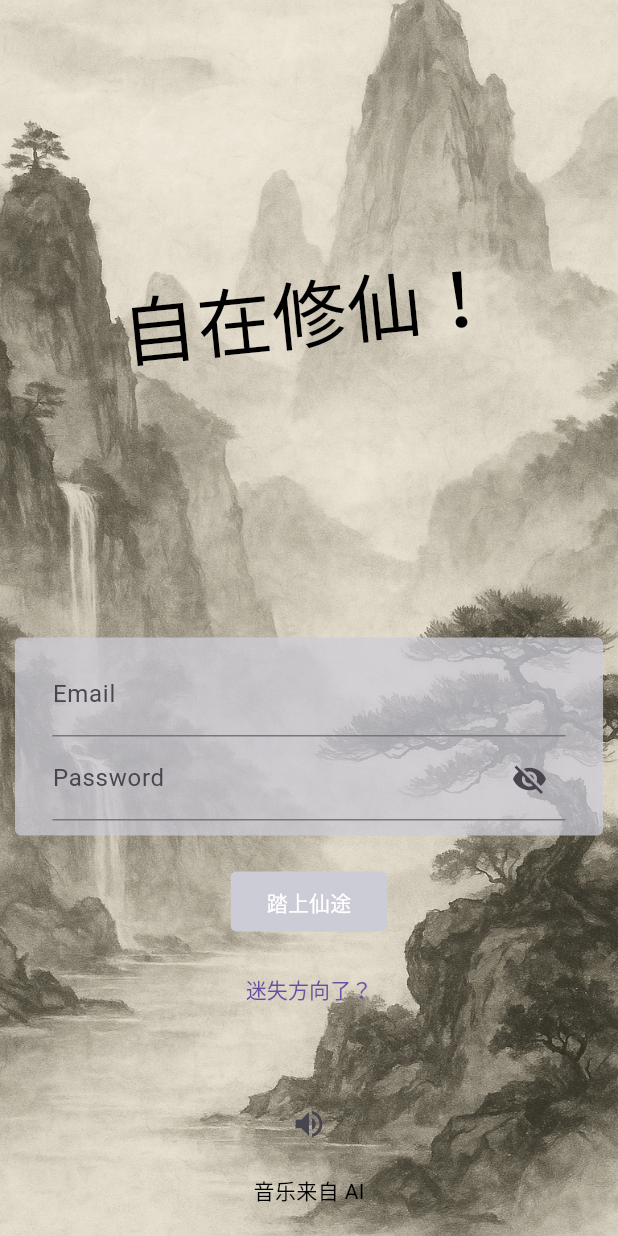
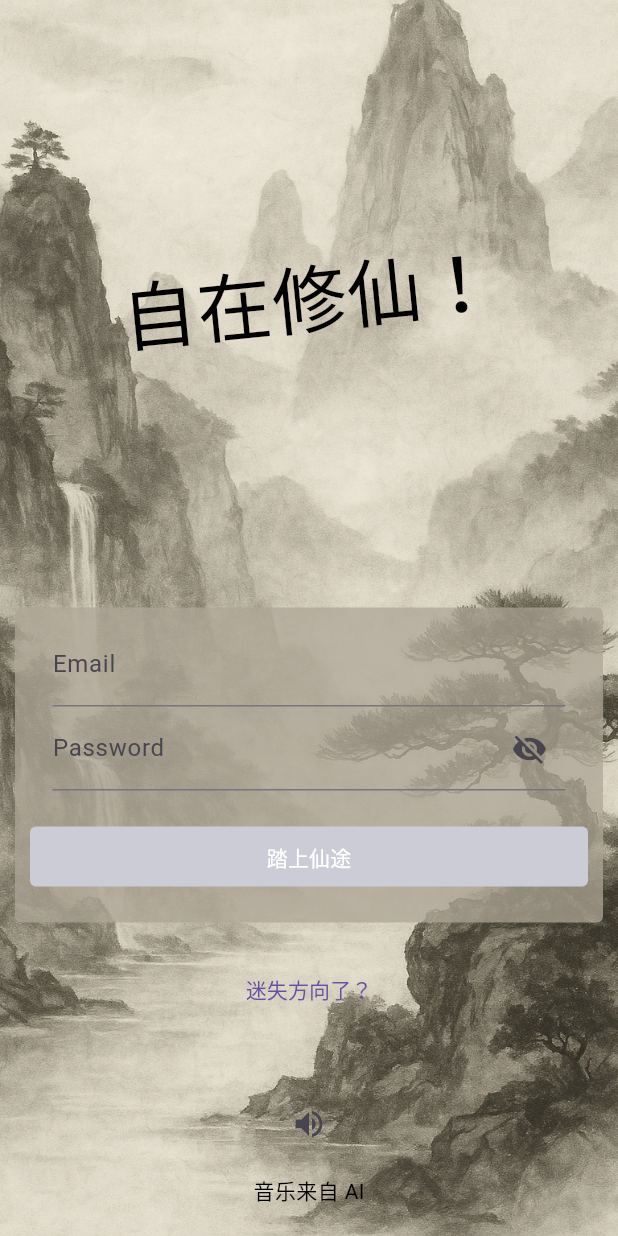
Before and after one commit to bi3me/Boundless-Immortality, a Flutter app: the screen it shows after launch, on a phone screen of 412 x 824 dp. Run offline on Flutter 3.47's test engine with Material 3 defaults, Android fonts, the light colour scheme and no system bars; our stand-ins replace audioplayers, go_router, google_mobile_ads, in_app_purchase, shared_preferences; Roboto replaces fonts that are missing (Permanent Marker).

Commit message:
update color & login style

```diff
--- a/lib/main.dart
+++ b/lib/main.dart
@@ -317,7 +317,7 @@ class MyApp extends StatelessWidget {
                 ),
                 elevatedButtonTheme: ElevatedButtonThemeData(
                   style: ElevatedButton.styleFrom(
-                    backgroundColor: Color(0xBFCCCCD6),
+                    backgroundColor: Color(0xBFADA595),
                     foregroundColor: Colors.white,
                     padding: EdgeInsets.zero,
                     shape: RoundedRectangleBorder(
@@ -326,20 +326,20 @@ class MyApp extends StatelessWidget {
                   ),
                 ),
                 dialogTheme: DialogTheme(
-                  backgroundColor: Color(0xBFCCCCD6),
+                  backgroundColor: Color(0xBFADA595),
                   shape: RoundedRectangleBorder(
                     borderRadius: BorderRadius.all(Radius.circular(4.0)),
                   ),
                 ),
                 cardTheme: CardTheme(
-                  color: Color(0xBFCCCCD6),
+                  color: Color(0xBFADA595),
                   shape: RoundedRectangleBorder(
                     borderRadius: BorderRadius.circular(4.0),
                   ),
                 ),
                 segmentedButtonTheme: SegmentedButtonThemeData(
                   style: ButtonStyle(
-                    backgroundColor: WidgetStateProperty.all(Color(0xBFCCCCD6)),
+                    backgroundColor: WidgetStateProperty.all(Color(0xBFADA595)),
                     shape: WidgetStateProperty.all(
                       RoundedRectangleBorder(
                         borderRadius: BorderRadius.circular(4.0),
--- a/lib/models/material.dart
+++ b/lib/models/material.dart
@@ -165,7 +165,7 @@ class MaterialItemWidget extends StatelessWidget {
               lock
                   ? Color(0x40CCCCD6)
                   : (attribute != 0
-                      ? (number == 0 ? Color(0x40CCCCD6) : Color(0xBFCCCCD6))
+                      ? (number == 0 ? Color(0x40CCCCD6) : Color(0xBFADA595))
                       : Colors.white),
           border: Border.all(color: Colors.black),
           borderRadius: BorderRadius.circular(4),
--- a/lib/screens/duel/duel_screen.dart
+++ b/lib/screens/duel/duel_screen.dart
@@ -94,7 +94,7 @@ class PlayDuelState extends State<PlayDuelScreen> {
         final isMy = items[index].player == user.id;
         return Card(
           margin: EdgeInsets.symmetric(vertical: 4),
-          color: isMe ? attributeColors[user.attribute] : Color(0xBFCCCCD6),
+          color: isMe ? attributeColors[user.attribute] : Color(0xBFADA595),
           child: ListTile(
             title: Text(isMy ? '我的擂台' : items[index].name),
             subtitle: Text(
@@ -132,7 +132,7 @@ class PlayDuelState extends State<PlayDuelScreen> {
         final bool win = items[index].win ?? false;
         return Card(
           margin: EdgeInsets.symmetric(vertical: 4),
-          color: win ? attributeColors[attribute] : Color(0xBFCCCCD6),
+          color: win ? attributeColors[attribute] : Color(0xBFADA595),
           child: ListTile(
             title: Text(win ? '胜利' : '失败'),
             trailing: Text("${items[index].coin} 灵石"),
--- a/lib/screens/home_screen.dart
+++ b/lib/screens/home_screen.dart
@@ -254,7 +254,7 @@ class PlayState extends State<PlayScreen> {
           height: 100,
           padding: EdgeInsets.all(10),
           decoration: BoxDecoration(
-            color: Color(0xBFCCCCD6),
+            color: Color(0xBFADA595),
             borderRadius: BorderRadius.circular(4),
           ),
           child: ListView(
--- a/lib/screens/login/login_screen.dart
+++ b/lib/screens/login/login_screen.dart
@@ -63,8 +63,11 @@ class LoginState extends State<LoginScreen> {
             Container(
               padding: const EdgeInsets.symmetric(vertical: 10),
               decoration: BoxDecoration(
-                color: Color(0xBFCCCCD6),
-                borderRadius: BorderRadius.circular(4)
+                color: Color(0xBFADA595),
+                borderRadius: BorderRadius.circular(4),
+              ),
+              constraints: BoxConstraints(
+                maxWidth: 400,
               ),
               child: Form(
                 key: _formKey,
@@ -130,16 +133,26 @@ class LoginState extends State<LoginScreen> {
                         },
                       ),
                     ),
+                    _gap,
+                    Padding(
+                      padding: const EdgeInsets.all(10),
+                      child: Row(
+                        mainAxisSize: MainAxisSize.max,
+                        children: [
+                          Expanded(
+                            child: FilledButton(
+                              onPressed: () => _submit(context),
+                              child: Text(_isLoading ? '准备中' : '踏上仙途'),
+                            ),
+                          ),
+                        ],
+                      ),
+                    ),
                   ],
                 ),
               ),
             ),
             _gap,
-            _gap,
-            FilledButton(
-              onPressed: () => _submit(context),
-              child: Text(_isLoading ? '准备中' : '踏上仙途'),
-            ),
             _gap,
             TextButton(
               onPressed: () => GoRouter.of(context).push('/settings'),
--- a/lib/screens/travel/travel_screen.dart
+++ b/lib/screens/travel/travel_screen.dart
@@ -67,7 +67,7 @@ class PlayTravelState extends State<PlayTravelScreen> {
                               height: 80,
                               padding: const EdgeInsets.all(4.0),
                               decoration: BoxDecoration(
-                                color: Color(0xBFCCCCD6),
+                                color: Color(0xBFADA595),
                                 borderRadius: BorderRadius.circular(8),
                               ),
                               child: Text(
```
Also changed, not shown: lib/screens/setup/setup_screen.dart (+35 -10 lines).
